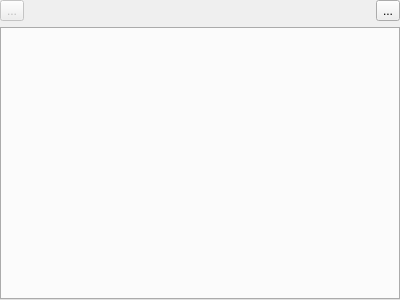
First picture: the form in simplepythoneditor.ui, repository labscript-suite-archive-oldfinal1/spielman-runmanager--forked-from--labscript_suite-runmanager, before the edit.
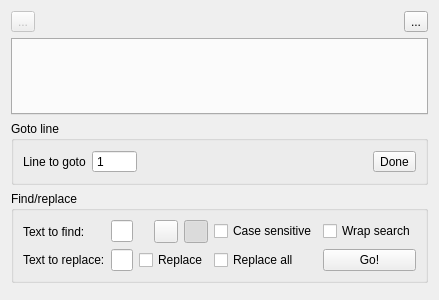
Second picture: the form after the edit. Icons and pictures are not drawn.

Commit message: Search box nearly implemented.  Go-to line done.

```diff
--- a/simplepythoneditor.ui
+++ b/simplepythoneditor.ui
@@ -23,18 +23,6 @@
    <string>Form</string>
   </property>
   <layout class="QVBoxLayout" name="verticalLayout">
-   <property name="leftMargin">
-    <number>0</number>
-   </property>
-   <property name="topMargin">
-    <number>0</number>
-   </property>
-   <property name="rightMargin">
-    <number>0</number>
-   </property>
-   <property name="bottomMargin">
-    <number>0</number>
-   </property>
    <item>
     <layout class="QHBoxLayout" name="horizontalLayout">
      <item>
@@ -96,6 +84,197 @@
      </property>
     </widget>
    </item>
+   <item>
+    <widget class="QGroupBox" name="goto_line_groupBox">
+     <property name="title">
+      <string>Goto line</string>
+     </property>
+     <layout class="QVBoxLayout" name="verticalLayout_2">
+      <item>
+       <layout class="QHBoxLayout" name="goto_line_Layout">
+        <property name="leftMargin">
+         <number>0</number>
+        </property>
+        <property name="topMargin">
+         <number>0</number>
+        </property>
+        <property name="rightMargin">
+         <number>0</number>
+        </property>
+        <property name="bottomMargin">
+         <number>0</number>
+        </property>
+        <item>
+         <widget class="QLabel" name="label">
+          <property name="text">
+           <string>Line to goto</string>
+          </property>
+         </widget>
+        </item>
+        <item>
+         <widget class="QSpinBox" name="goto_line_spinBox">
+          <property name="frame">
+           <bool>true</bool>
+          </property>
+          <property name="buttonSymbols">
+           <enum>QAbstractSpinBox::NoButtons</enum>
+          </property>
+          <property name="keyboardTracking">
+           <bool>true</bool>
+          </property>
+          <property name="minimum">
+           <number>1</number>
+          </property>
+          <property name="maximum">
+           <number>99999</number>
+          </property>
+          <property name="singleStep">
+           <number>1</number>
+          </property>
+          <property name="value">
+           <number>1</number>
+          </property>
+         </widget>
+        </item>
+        <item>
+         <spacer name="horizontalSpacer_2">
+          <property name="orientation">
+           <enum>Qt::Horizontal</enum>
+          </property>
+          <property name="sizeHint" stdset="0">
+           <size>
+            <width>40</width>
+            <height>20</height>
+           </size>
+          </property>
+         </spacer>
+        </item>
+        <item>
+         <widget class="QToolButton" name="goto_line_done_toolButton">
+          <property name="text">
+           <string>Done</string>
+          </property>
+          <property name="toolButtonStyle">
+           <enum>Qt::ToolButtonTextBesideIcon</enum>
+          </property>
+          <property name="autoRaise">
+           <bool>false</bool>
+          </property>
+         </widget>
+        </item>
+       </layout>
+      </item>
+     </layout>
+    </widget>
+   </item>
+   <item>
+    <widget class="QGroupBox" name="find_replace_groupBox">
+     <property name="title">
+      <string>Find/replace</string>
+     </property>
+     <layout class="QGridLayout" name="gridLayout_2">
+      <item row="1" column="0">
+       <widget class="QLabel" name="label_3">
+        <property name="text">
+         <string>Text to replace:</string>
+        </property>
+       </widget>
+      </item>
+      <item row="1" column="6">
+       <widget class="QCheckBox" name="replace_all_checkBox">
+        <property name="text">
+         <string>Replace all</string>
+        </property>
+       </widget>
+      </item>
+      <item row="1" column="2">
+       <widget class="QLineEdit" name="replace_text_lineEdit"/>
+      </item>
+      <item row="0" column="2">
+       <widget class="QLineEdit" name="find_text_lineEdit"/>
+      </item>
+      <item row="1" column="3" colspan="3">
+       <widget class="QCheckBox" name="replace_checkBox">
+        <property name="text">
+         <string>Replace</string>
+        </property>
+       </widget>
+      </item>
+      <item row="0" column="0">
+       <widget class="QLabel" name="label_2">
+        <property name="text">
+         <string>Text to find:</string>
+        </property>
+       </widget>
+      </item>
+      <item row="1" column="7">
+       <widget class="QPushButton" name="do_search_pushButton">
+        <property name="text">
+         <string>Go!</string>
+        </property>
+       </widget>
+      </item>
+      <item row="0" column="6">
+       <widget class="QCheckBox" name="case_sensitive_checkBox">
+        <property name="text">
+         <string>Case sensitive</string>
+        </property>
+       </widget>
+      </item>
+      <item row="0" column="7">
+       <widget class="QCheckBox" name="wrap_search_checkBox">
+        <property name="text">
+         <string>Wrap search</string>
+        </property>
+       </widget>
+      </item>
+      <item row="0" column="5">
+       <widget class="QToolButton" name="search_forward_toolButton">
+        <property name="text">
+         <string/>
+        </property>
+        <property name="icon">
+         <iconset resource="../../Anaconda/Lib/site-packages/qtutils/icons/icons.qrc">
+          <normaloff>:/qtutils/fugue/arrow-skip.png</normaloff>:/qtutils/fugue/arrow-skip.png</iconset>
+        </property>
+        <property name="checkable">
+         <bool>true</bool>
+        </property>
+        <property name="checked">
+         <bool>true</bool>
+        </property>
+        <attribute name="buttonGroup">
+         <string notr="true">find_replace_buttonGroup</string>
+        </attribute>
+       </widget>
+      </item>
+      <item row="0" column="4">
+       <widget class="QToolButton" name="search_backwards_toolButton">
+        <property name="text">
+         <string/>
+        </property>
+        <property name="icon">
+         <iconset resource="../../Anaconda/Lib/site-packages/qtutils/icons/icons.qrc">
+          <normaloff>:/qtutils/fugue/arrow-skip-180.png</normaloff>:/qtutils/fugue/arrow-skip-180.png</iconset>
+        </property>
+        <property name="checkable">
+         <bool>true</bool>
+        </property>
+        <attribute name="buttonGroup">
+         <string notr="true">find_replace_buttonGroup</string>
+        </attribute>
+       </widget>
+      </item>
+     </layout>
+    </widget>
+   </item>
+   <item>
+    <widget class="QDialogButtonBox" name="buttonBox">
+     <property name="standardButtons">
+      <set>QDialogButtonBox::NoButton</set>
+     </property>
+    </widget>
+   </item>
   </layout>
  </widget>
  <resources>
```
Left out of the diff: 3 changed lines with no effect on the pictures. The commit also changes 3 other files.
